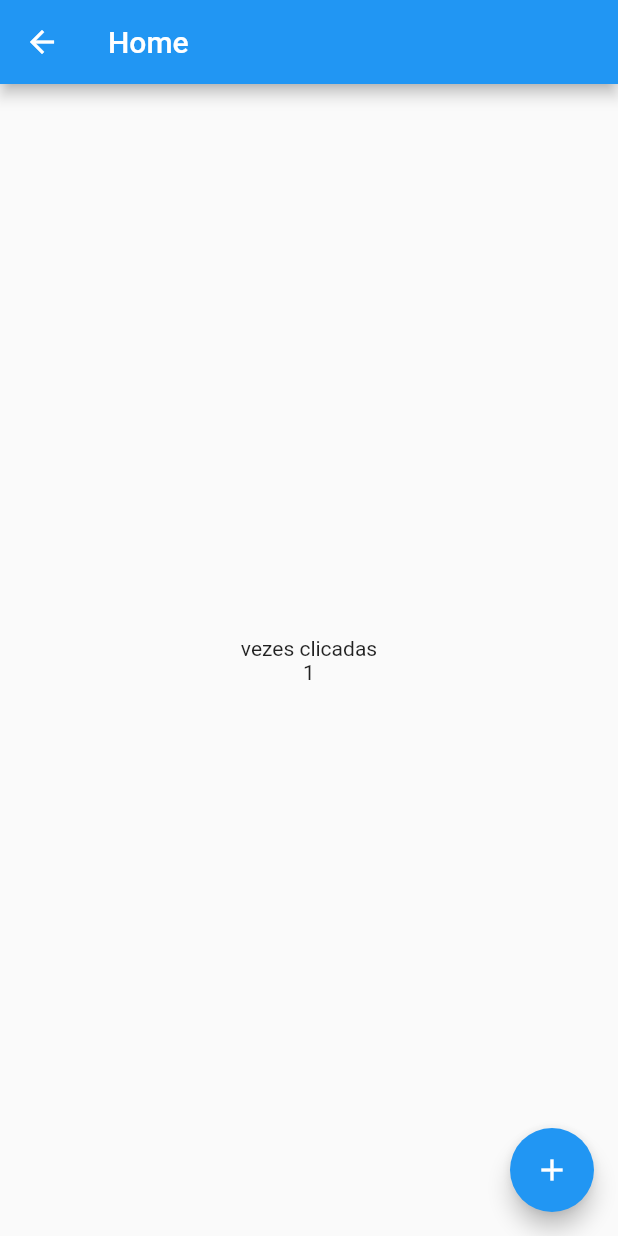
After one commit to railsonsm/poc-bloc-cubit, a Flutter app: the HomeBlocPage screen opened by its route, after a tap on the "add" icon, on a phone screen of 412 x 824 dp. The commit adds this screen. Run offline on Flutter 3.47's test engine with Material 2 defaults, Android fonts, the phone set to English and light mode, and no system bars; our stand-ins replace bloc, equatable, flutter_bloc, flutter_modular.

Commit message:
Bloc  com bloc rs

```diff
--- a/lib/app/app_module.dart
+++ b/lib/app/app_module.dart
@@ -3,6 +3,7 @@ import 'package:flutter_modular/flutter_modular.dart';
 import 'package:poc_bloc_cubit/app/app_widget.dart';
 import 'package:poc_bloc_cubit/app/bloc/app_state.dart';
 import 'package:poc_bloc_cubit/app/modules/home/home_module.dart';
+import 'package:poc_bloc_cubit/app/modules/home_bloc/home_bloc_module.dart';
 
 import 'bloc/app_bloc.dart';
 
@@ -16,6 +17,7 @@ class AppModule extends MainModule {
   @override
   List<ModularRouter> get routers => [
         ModularRouter(Modular.initialRoute, module: HomeModule()),
+        ModularRouter("/bloc_event", module: HomeBlocModule())
       ];
 
   @override
--- a/lib/app/modules/home/cubit/home_cubit.dart
+++ b/lib/app/modules/home/cubit/home_cubit.dart
@@ -7,7 +7,7 @@ part 'home_state.dart';
 class HomeCubit extends Cubit<HomeState> {
   HomeCubit() : super(HomeInitial());
 
-  int _counter = 1;
+  int _counter = 0;
 
   increment() {
     emit(CounterState.teste(_counter += 1));
--- a/lib/app/home_bloc/bloc/bloc_bloc.dart
+++ b/lib/app/modules/home_bloc/bloc/bloc_bloc.dart
@@ -8,11 +8,15 @@ part 'bloc_state.dart';
 
 class BlocBloc extends Bloc<BlocEvent, BlocState> {
   BlocBloc() : super(BlocInitial());
+  int _count = 0;
 
   @override
-  Stream<BlocState> mapEventToState(
-    BlocEvent event,
-  ) async* {
-    // TODO: implement mapEventToState
+  Stream<BlocState> mapEventToState(BlocEvent event) async* {
+    yield teste(_count);
+  }
+
+  CountState teste(count) {
+    this._count = count;
+    return CountState(count: this._count += 1);
   }
 }
--- a/lib/app/home_bloc/bloc/bloc_event.dart
+++ b/lib/app/modules/home_bloc/bloc/bloc_event.dart
@@ -6,3 +6,8 @@ abstract class BlocEvent extends Equatable {
   @override
   List<Object> get props => [];
 }
+
+class HomeBlocEvent extends BlocEvent {
+  @override
+  List<Object> get props => [];
+}
--- /dev/null
+++ b/lib/app/modules/home_bloc/bloc/bloc_state.dart
@@ -0,0 +1,26 @@
+part of 'bloc_bloc.dart';
+
+abstract class BlocState extends Equatable {
+  const BlocState();
+
+  @override
+  List<Object> get props => [];
+}
+
+class BlocInitial extends BlocState {
+  final int count;
+
+  const BlocInitial({this.count = 0});
+
+  @override
+  List<Object> get props => [count];
+}
+
+class CountState extends BlocState {
+  final int count;
+
+  const CountState({this.count});
+
+  @override
+  List<Object> get props => [count];
+}
--- /dev/null
+++ b/lib/app/modules/home_bloc/home/home_page.dart
@@ -0,0 +1,51 @@
+import 'package:flutter/material.dart';
+import 'package:flutter_bloc/flutter_bloc.dart';
+import 'package:flutter_modular/flutter_modular.dart';
+import 'package:poc_bloc_cubit/app/modules/home_bloc/bloc/bloc_bloc.dart';
+
+class HomeBlocPage extends StatefulWidget {
+  final String title;
+  const HomeBlocPage({Key key, this.title = "Home"}) : super(key: key);
+
+  @override
+  _HomeBlocPageState createState() => _HomeBlocPageState();
+}
+
+class _HomeBlocPageState extends State<HomeBlocPage> {
+  @override
+  Widget build(BuildContext context) {
+    var blocBloc = Modular.get<BlocBloc>();
+
+    return Scaffold(
+      appBar: AppBar(
+        title: Text(widget.title),
+      ),
+      floatingActionButton: FloatingActionButton(
+        onPressed: () {
+          return blocBloc.add(HomeBlocEvent());
+        },
+        tooltip: 'Increment Counter',
+        child: const Icon(Icons.add),
+      ),
+      body: BlocProvider(
+        create: (context) => blocBloc,
+        child: Column(
+          mainAxisAlignment: MainAxisAlignment.center,
+          children: <Widget>[
+            Center(
+              child: Text("vezes clicadas"),
+            ),
+            BlocBuilder<BlocBloc, BlocState>(
+              builder: (c, s) {
+                print("Center");
+                return Center(
+                  child: Text("${s is CountState ? s.count : 0}"),
+                );
+              },
+            ),
+          ],
+        ),
+      ),
+    );
+  }
+}
```
Also changed, not shown: lib/app/home_bloc/bloc/bloc_state.dart (deleted, +0 -10 lines), lib/app/home_bloc/home_bloc_module.dart (deleted, +0 -11 lines), lib/app/modules/home/home_page.dart (+8 -1 lines), lib/app/modules/home_bloc/home_bloc_module.dart (added, +15 -0 lines), 1 other file.
